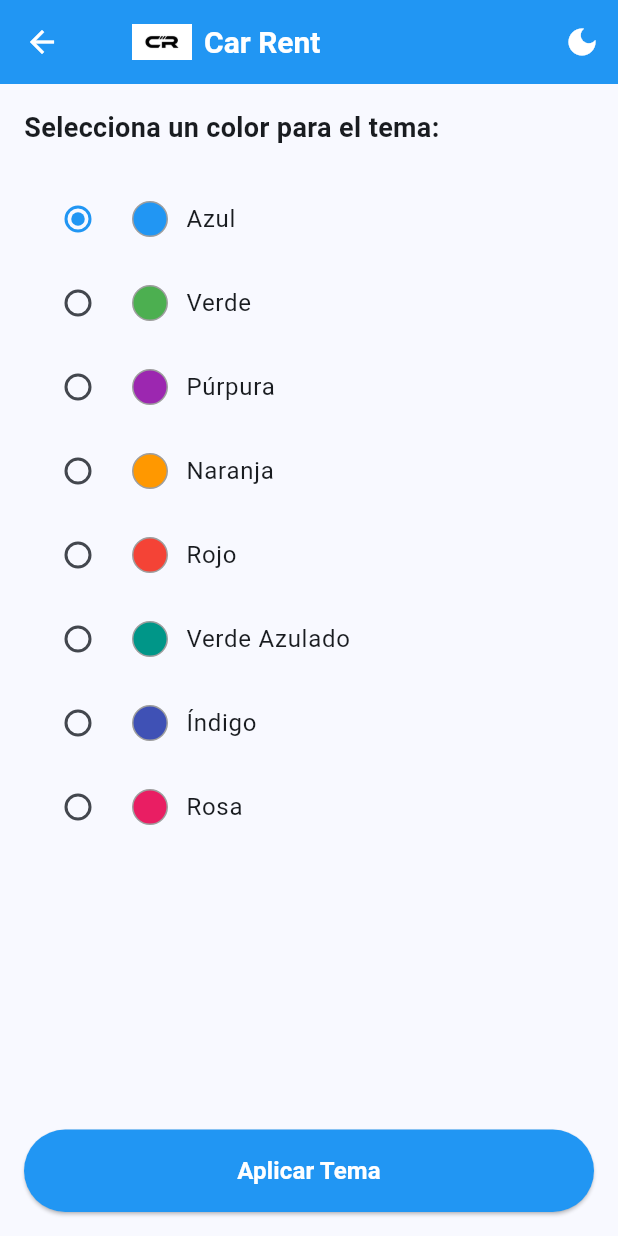
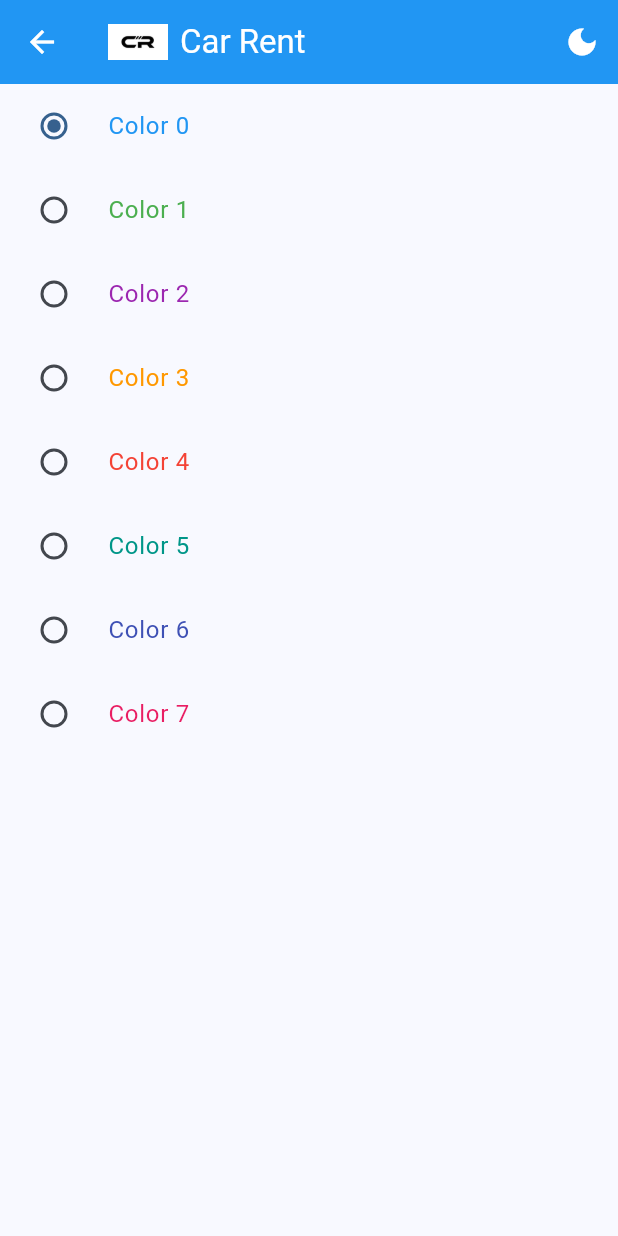
Before and after one commit to arqluk/app_car_rent, a Flutter app: the screen it shows after launch, after a tap on "Seleccionar Tema", on a phone screen of 412 x 824 dp. Run offline on Flutter 3.47's test engine with Material 3 defaults, Android fonts, the phone set to English and light mode, and no system bars; our stand-ins replace firebase_core, flutter_riverpod, go_router; accounts and stored records are empty; network calls fail.

Commit message:
selectedColorProvider y themeNotifierProvider

```diff
--- a/lib/core/router/app_router.dart
+++ b/lib/core/router/app_router.dart
@@ -32,7 +32,7 @@ final appRouter = GoRouter(
     ),
     GoRoute(
       path: '/theme_selector',
-      builder: (context, state) => const ThemeSelectorScreen(),
+      builder: (context, state) => ThemeSelectorScreen(),
     ),
     // GoRoute(
     //   path: '/perfil_screen',
--- a/lib/core/theme/app_theme.dart
+++ b/lib/core/theme/app_theme.dart
@@ -1,19 +1,43 @@
 import 'package:flutter/material.dart';
 
+
+  final List<Color> availableColors = [
+    Colors.blue,
+    Colors.green,
+    Colors.purple,
+    Colors.orange,
+    Colors.red,
+    Colors.teal,
+    Colors.indigo,
+    Colors.pink,
+  ];
 class AppTheme {
-  final Color selectedColor;
+  // final Color selectedColor;
+  final int selectedColor;
   final bool isDarkMode;
 
   AppTheme({
-    this.selectedColor = Colors.blue,
+    // this.selectedColor = Colors.blue,
+    this.selectedColor = 0,
     this.isDarkMode = false,
   });
 
   ThemeData getTheme() {
     return ThemeData(
-      colorSchemeSeed: selectedColor,
+      // colorSchemeSeed: selectedColor,
+      colorSchemeSeed: availableColors[selectedColor],
       brightness: isDarkMode ? Brightness.dark : Brightness.light,
       useMaterial3: true,
     );
   }
+
+  AppTheme copyWith({
+    int? selectedColor,
+    bool? isDarkMode,
+  }) {
+    return AppTheme(
+      selectedColor: selectedColor ?? this.selectedColor,
+      isDarkMode: isDarkMode ?? this.isDarkMode,
+    );
+  }
 }
--- a/lib/main.dart
+++ b/lib/main.dart
@@ -1,7 +1,9 @@
 import 'package:app_car_rental/core/router/app_router.dart';
 import 'package:app_car_rental/core/theme/app_theme.dart';
+import 'package:app_car_rental/presentation/providers/theme_provider.dart';
 import 'package:flutter/material.dart';
 import 'package:firebase_core/firebase_core.dart';
+import 'package:flutter_riverpod/flutter_riverpod.dart';
 import 'firebase_options.dart';
 
 void main() async {
@@ -13,19 +15,28 @@ void main() async {
   // 👇 Test simple para confirmar la conexión
   print("✅ Firebase inicializado correctamente!");
 
-  runApp(const MainApp());
+  // runApp(const MainApp());
+  runApp(
+    ProviderScope(
+    child: MainApp()
+    )
+  );
 }
 
-class MainApp extends StatelessWidget {
+class MainApp extends ConsumerWidget {
   const MainApp({super.key});
 
   @override
-  Widget build(BuildContext context) {
-    final appTheme = AppTheme(); // Usa valores por defecto: Colors.blue y isDarkMode: false
+  Widget build(BuildContext context, ref) {
+     final appTheme = ref.watch(themeNotifierProvider);
 
     return MaterialApp.router(
       routerConfig: appRouter,
       debugShowCheckedModeBanner: false,
+      // theme: appTheme.getTheme(),
+      // theme: ThemeData(
+      //   colorSchemeSeed: Colors.red,
+      // ),
       theme: appTheme.getTheme(),
     );
   }
--- a/lib/menu/menu_item.dart
+++ b/lib/menu/menu_item.dart
@@ -33,6 +33,12 @@ class MenuItem{
       icon: Icons.select_all,
       link: '/settings_screen',
     ),
+       MenuItem(
+      title: 'Apariencia',
+      subtitle: 'Seleccionar apariencia de la aplicación',
+      icon: Icons.select_all,
+      link: '/theme_selector',
+    ),
       MenuItem(
       title: 'Logout',
       subtitle: 'Salir de la app',
--- a/lib/presentation/components/custom_app_bar.dart
+++ b/lib/presentation/components/custom_app_bar.dart
@@ -45,7 +45,8 @@ class CustomAppBar extends StatelessWidget implements PreferredSizeWidget {
             onPressed: () {
               // Podés pasar una acción por parámetro si querés hacerlo más flexible
             },
-            icon: const Icon(Icons.directions_car),
+            // icon: const Icon(Icons.directions_car),
+            icon: const Icon(Icons.dark_mode),
             tooltip: 'Car Rent',
           ),
         ],
--- /dev/null
+++ b/lib/presentation/providers/theme_provider.dart
@@ -0,0 +1,25 @@
+import 'package:app_car_rental/core/theme/app_theme.dart';
+import 'package:flutter_riverpod/legacy.dart';
+
+StateProvider<int> selectedColorProvider = StateProvider<int>((ref) {
+  return 0;
+});
+
+final themeNotifierProvider = StateNotifierProvider<ThemeNotifier, AppTheme>((ref) {
+  return ThemeNotifier();
+});
+
+class ThemeNotifier extends StateNotifier<AppTheme> {
+  ThemeNotifier(): super(AppTheme());
+
+    void selectColor(int color) {
+    state = state.copyWith(selectedColor: color);
+  }
+
+  void toggleDarkMode(bool darkMode) {
+    state = state.copyWith(isDarkMode: darkMode);
+  }
+
+
+
+}
--- a/lib/presentation/screens/settings_screen.dart
+++ b/lib/presentation/screens/settings_screen.dart
@@ -1,3 +1,4 @@
+import 'package:app_car_rental/presentation/components/custom_app_bar.dart';
 import 'package:flutter/material.dart';
 
 class SettingsScreen extends StatelessWidget {
@@ -17,30 +18,32 @@ class _SettingsScreenView extends StatelessWidget {
   @override
   Widget build(BuildContext context) {
     return Scaffold(
-      appBar: AppBar(
-        title: Row(
-          children: [
-            Image.asset(
-              'assets/images/cr_logo.jpg',
-              width: 40,
-              height: 40,
-            ),
-            const SizedBox(width: 8),
-            const Text('Car Rent'),
-          ],
-        ),
-        backgroundColor: Colors.blue,
-        foregroundColor: Colors.white,
-        actions: [
-          IconButton(
-            onPressed: () {
-              // TODO: Agregar funcionalidad del ícono de auto
-            },
-            icon: const Icon(Icons.directions_car),
-            tooltip: 'Car Rent',
-          ),
-        ],
-      ),
+      // appBar: AppBar(
+      //   title: Row(
+      //     children: [
+      //       Image.asset(
+      //         'assets/images/cr_logo.jpg',
+      //         width: 40,
+      //         height: 40,
+      //       ),
+      //       const SizedBox(width: 8),
+      //       const Text('Car Rent'),
+      //     ],
+      //   ),
+      //   backgroundColor: Colors.blue,
+      //   foregroundColor: Colors.white,
+      //   actions: [
+      //     IconButton(
+      //       onPressed: () {
+      //         // TODO: Agregar funcionalidad del ícono de auto
+      //       },
+      //       icon: const Icon(Icons.directions_car),
+      //       tooltip: 'Car Rent',
+      //     ),
+      //   ],
+      // ),
+
+      appBar: const CustomAppBar(title: 'Car Rent'),
 
       body: Center(
         child: Column(
--- a/lib/presentation/screens/theme_selector_screen.dart
+++ b/lib/presentation/screens/theme_selector_screen.dart
@@ -1,178 +1,246 @@
+import 'package:app_car_rental/core/theme/app_theme.dart';
+import 'package:app_car_rental/presentation/components/custom_app_bar.dart';
+import 'package:app_car_rental/presentation/providers/theme_provider.dart';
 import 'package:flutter/material.dart';
-import 'package:app_car_rental/core/theme/app_theme.dart';
+import 'package:flutter_riverpod/flutter_riverpod.dart';
+// import 'package:app_car_rental/core/theme/app_theme.dart';
 
-class ThemeSelectorScreen extends StatefulWidget {
-  const ThemeSelectorScreen({super.key});
+class ThemeSelectorScreen extends StatelessWidget {
+  ThemeSelectorScreen({super.key});
 
-  @override
-  State<ThemeSelectorScreen> createState() => _ThemeSelectorScreenState();
-}
-
-class _ThemeSelectorScreenState extends State<ThemeSelectorScreen> {
-  Color selectedColor = Colors.blue;
-  bool isDarkMode = false;
-
-  // Lista de colores disponibles
-  final List<Color> availableColors = [
-    Colors.blue,
-    Colors.green,
-    Colors.purple,
-    Colors.orange,
-    Colors.red,
-    Colors.teal,
-    Colors.indigo,
-    Colors.pink,
-  ];
-
-  // Nombres de los colores para mostrar
-  final Map<Color, String> colorNames = {
-    Colors.blue: 'Azul',
-    Colors.green: 'Verde',
-    Colors.purple: 'Púrpura',
-    Colors.orange: 'Naranja',
-    Colors.red: 'Rojo',
-    Colors.teal: 'Verde Azulado',
-    Colors.indigo: 'Índigo',
-    Colors.pink: 'Rosa',
-  };
-
-  void _toggleDarkMode() {
-    setState(() {
-      isDarkMode = !isDarkMode;
-    });
-  }
-
-  void _selectColor(Color color) {
-    setState(() {
-      selectedColor = color;
-    });
-  }
+  final colors = availableColors;
 
   @override
   Widget build(BuildContext context) {
-    return Theme(
-      data: AppTheme(
-        selectedColor: selectedColor,
-        isDarkMode: isDarkMode,
-      ).getTheme(),
-      child: Scaffold(
-        appBar: AppBar(
-          title: Row(
-            children: [
-              const SizedBox(width: 16),
-              Image.asset(
-                'assets/images/cr_logo.jpg',
-                width: 40,
-                height: 40,
-              ),
-              const SizedBox(width: 8),
-              const Text(
-                'Car Rent',
-                style: TextStyle(
-                  fontSize: 20,
-                  fontWeight: FontWeight.bold,
-                  color: Colors.white,
-                ),
-              ),
-            ],
-          ),
-          backgroundColor: Colors.blue,
-          foregroundColor: Colors.white,
-          actions: [
-            IconButton(
-              onPressed: _toggleDarkMode,
-              icon: Icon(
-                isDarkMode ? Icons.light_mode : Icons.dark_mode,
-              ),
-              tooltip: isDarkMode ? 'Cambiar a modo claro' : 'Cambiar a modo oscuro',
+    return Scaffold(
+      appBar: const CustomAppBar(
+        title: 'Car Rent'),
+
+      body: _ThemeSelectorView(colorsList: colors),
+    );
+  }
+
+  }
+
+class _ThemeSelectorView extends ConsumerWidget {
+  final List<Color> colorsList;
+  // int selectedColor = 0;
+
+    _ThemeSelectorView({
+    super.key,
+    this.colorsList = const [],
+  });
+
+  @override
+  Widget build(BuildContext context, ref) {
+
+    int selectedColor = ref.watch(selectedColorProvider);
+
+    return ListView.builder(
+      itemCount: colorsList.length,
+      itemBuilder: (context, index) {
+        return RadioListTile(
+          title: Text(
+            'Color $index',
+            style: TextStyle(
+              color:  colorsList[index]
             ),
-          ],
-        ),
-        body: Padding(
-          padding: const EdgeInsets.all(16.0),
-          child: Column(
-            crossAxisAlignment: CrossAxisAlignment.start,
-            children: [
-              const Text(
-                'Selecciona un color para el tema:',
-                style: TextStyle(
-                  fontSize: 18,
-                  fontWeight: FontWeight.bold,
-                ),
-              ),
-              const SizedBox(height: 20),
-              Expanded(
-                child: ListView.builder(
-                  itemCount: availableColors.length,
-                  itemBuilder: (context, index) {
-                    final color = availableColors[index];
-                    final colorName = colorNames[color] ?? 'Color';
+            ),
+          value: index,
+          groupValue: selectedColor,
+          onChanged: (value) {
+            // selectedColor = value!;
+            ref.read(themeNotifierProvider.notifier).selectColor(value!);
+            ref.read(selectedColorProvider.notifier).state = value;
+          },
+        );
+      }
 
-                    return RadioListTile<Color>(
-                      title: Row(
-                        children: [
-                          Container(
-                            width: 24,
-                            height: 24,
-                            decoration: BoxDecoration(
-                              color: color,
-                              shape: BoxShape.circle,
-                              border: Border.all(
-                                color: Colors.grey,
-                                width: 1,
-                              ),
-                            ),
-                          ),
-                          const SizedBox(width: 12),
-                          Text(
-                            colorName,
-                            style: const TextStyle(fontSize: 16),
-                          ),
-                        ],
-                      ),
-                      value: color,
-                      groupValue: selectedColor,
-                      onChanged: (Color? value) {
-                        if (value != null) {
-                          _selectColor(value);
-                        }
-                      },
-                      activeColor: selectedColor,
-                    );
-                  },
-                ),
-              ),
-              const SizedBox(height: 20),
-              SizedBox(
-                width: double.infinity,
-                child: ElevatedButton(
-                  onPressed: () {
-                    // TODO: Implementar guardado de preferencias
-                    ScaffoldMessenger.of(context).showSnackBar(
-                      SnackBar(
-                        content: Text(
-                          'Tema aplicado: ${colorNames[selectedColor]} - '
-                          '${isDarkMode ? "Modo oscuro" : "Modo claro"}',
-                        ),
-                        backgroundColor: selectedColor,
-                      ),
-                    );
-                  },
-                  style: ElevatedButton.styleFrom(
-                    backgroundColor: selectedColor,
-                    foregroundColor: Colors.white,
-                    padding: const EdgeInsets.symmetric(vertical: 16),
-                  ),
-                  child: const Text(
-                    'Aplicar Tema',
-                    style: TextStyle(fontSize: 16, fontWeight: FontWeight.bold),
-                  ),
-                ),
-              ),
-            ],
-          ),
-        ),
-      ),
     );
   }
 }
+
+
+
+
+
+
+
+
+// class ThemeSelectorScreen extends StatefulWidget {
+//   const ThemeSelectorScreen({super.key});
+
+//   @override
+//   State<ThemeSelectorScreen> createState() => _ThemeSelectorScreenState();
+// }
+
+// class _ThemeSelectorScreenState extends State<ThemeSelectorScreen> {
+//   // Color selectedColor = Colors.blue;
+//   int selectedColor;
+//   bool isDarkMode = false;
+
+//   // Lista de colores disponibles
+//   final List<Color> availableColors = [
+//     Colors.blue,
+//     Colors.green,
+//     Colors.purple,
+//     Colors.orange,
+//     Colors.red,
+//     Colors.teal,
+//     Colors.indigo,
+//     Colors.pink,
+//   ];
+
+//   // Nombres de los colores para mostrar
+//   final Map<Color, String> colorNames = {
+//     Colors.blue: 'Azul',
+//     Colors.green: 'Verde',
+//     Colors.purple: 'Púrpura',
+//     Colors.orange: 'Naranja',
+//     Colors.red: 'Rojo',
+//     Colors.teal: 'Verde Azulado',
+//     Colors.indigo: 'Índigo',
+//     Colors.pink: 'Rosa',
+//   };
+
+//   void _toggleDarkMode() {
+//     setState(() {
+//       isDarkMode = !isDarkMode;
+//     });
+//   }
+
+//   void _selectColor(Color color) {
+//     setState(() {
+//       selectedColor = color;
+//     });
+//   }
+
+//   @override
+//   Widget build(BuildContext context) {
+//     return Theme(
+//       data: AppTheme(
+//         // selectedColor: selectedColor,
+//         selectedColor: availableColors[selectedColor],
+//         isDarkMode: isDarkMode,
+//       ).getTheme(),
+//       child: Scaffold(
+//         appBar: AppBar(
+//           title: Row(
+//             children: [
+//               const SizedBox(width: 16),
+//               Image.asset(
+//                 'assets/images/cr_logo.jpg',
+//                 width: 40,
+//                 height: 40,
+//               ),
+//               const SizedBox(width: 8),
+//               const Text(
+//                 'Car Rent',
+//                 style: TextStyle(
+//                   fontSize: 20,
+//                   fontWeight: FontWeight.bold,
+//                   color: Colors.white,
+//                 ),
+//               ),
+//             ],
+//           ),
+//           backgroundColor: Colors.blue,
+//           foregroundColor: Colors.white,
+//           actions: [
+//             IconButton(
+//               onPressed: _toggleDarkMode,
+//               icon: Icon(
+//                 isDarkMode ? Icons.light_mode : Icons.dark_mode,
+//               ),
+//               tooltip: isDarkMode ? 'Cambiar a modo claro' : 'Cambiar a modo oscuro',
+//             ),
+//           ],
+//         ),
+//         body: Padding(
+//           padding: const EdgeInsets.all(16.0),
+//           child: Column(
+//             crossAxisAlignment: CrossAxisAlignment.start,
+//             children: [
+//               const Text(
+//                 'Selecciona un color para el tema:',
+//                 style: TextStyle(
+//                   fontSize: 18,
+//                   fontWeight: FontWeight.bold,
+//                 ),
+//               ),
+//               const SizedBox(height: 20),
+//               Expanded(
+//                 child: ListView.builder(
+//                   itemCount: availableColors.length,
+//                   itemBuilder: (context, index) {
+//                     final color = availableColors[index];
+//                     final colorName = colorNames[color] ?? 'Color';
+
+//                     return RadioListTile<Color>(
+//                       title: Row(
+//                         children: [
+//                           Container(
+//                             width: 24,
+//                             height: 24,
+//                             decoration: BoxDecoration(
+//                               color: color,
+//                               shape: BoxShape.circle,
+//                               border: Border.all(
+//                                 color: Colors.grey,
+//                                 width: 1,
+//                               ),
+//                             ),
+//                           ),
+//                           const SizedBox(width: 12),
+//                           Text(
+//                             colorName,
+//                             style: const TextStyle(fontSize: 16),
+//                           ),
+//                         ],
+//                       ),
+//                       value: color,
+//                       groupValue: selectedColor,
+//                       onChanged: (Color? value) {
+//                         if (value != null) {
+//                           _selectColor(value);
+//                         }
+//                       },
+//                       activeColor: selectedColor,
+//                     );
+//                   },
+//                 ),
+//               ),
+//               const SizedBox(height: 20),
+//               SizedBox(
+//                 width: double.infinity,
+//                 child: ElevatedButton(
+//                   onPressed: () {
+//                     // TODO: Implementar guardado de preferencias
+//                     ScaffoldMessenger.of(context).showSnackBar(
+//                       SnackBar(
+//                         content: Text(
+//                           'Tema aplicado: ${colorNames[selectedColor]} - '
+//                           '${isDarkMode ? "Modo oscuro" : "Modo claro"}',
+//                         ),
+//                         backgroundColor: selectedColor,
+//                       ),
+//                     );
+//                   },
+//                   style: ElevatedButton.styleFrom(
+//                     backgroundColor: selectedColor,
+//                     foregroundColor: Colors.white,
+//                     padding: const EdgeInsets.symmetric(vertical: 16),
+//                   ),
+//                   child: const Text(
+//                     'Aplicar Tema',
+//                     style: TextStyle(fontSize: 16, fontWeight: FontWeight.bold),
+//                   ),
+//                 ),
+//               ),
+//             ],
+//           ),
+//         ),
+//       ),
+//     );
+//   }
+//}
```
